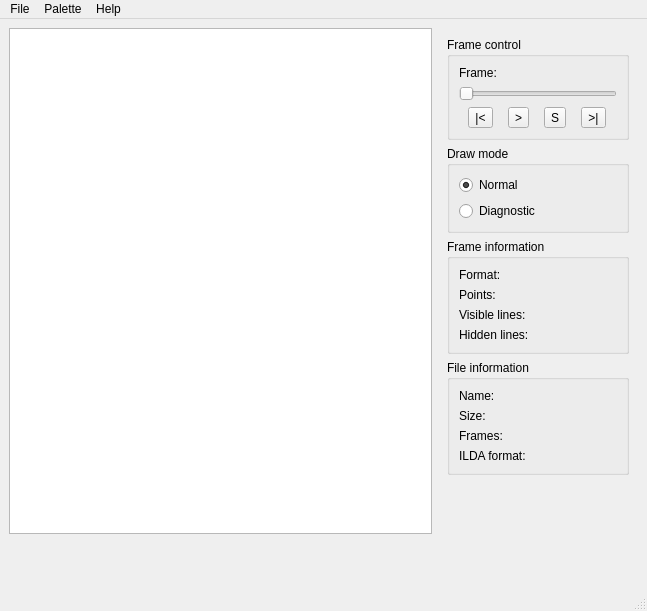
This is trunk/src/MainWindow.ui in themarcassin/zilda as Qt 5 draws it before an edit. The edited form follows.
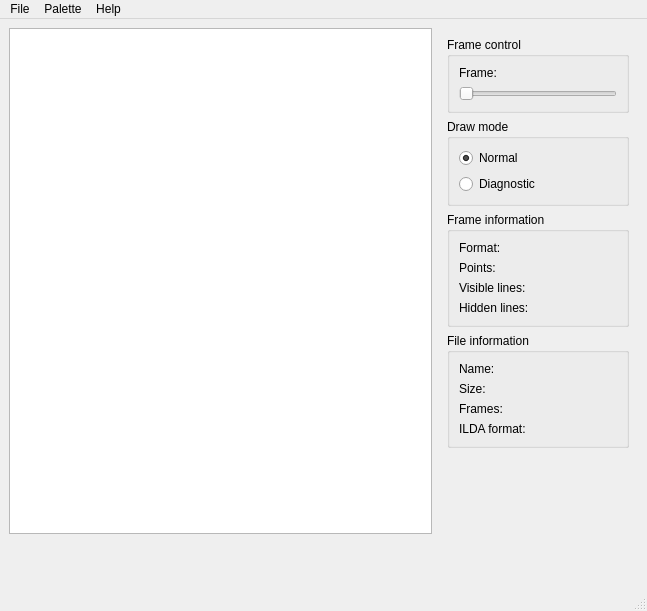
This is the edited form. Icons and pictures are not drawn. Custom widgets are drawn as their Qt base class.

What changed in the file:
```diff
--- a/trunk/src/MainWindow.ui
+++ b/trunk/src/MainWindow.ui
@@ -143,54 +143,6 @@
             </property>
            </widget>
           </item>
-          <item>
-           <layout class="QHBoxLayout" name="horizontalLayout">
-            <item>
-             <widget class="QToolButton" name="firstFrameButton">
-              <property name="text">
-               <string>|&lt;</string>
-              </property>
-              <property name="icon">
-               <iconset resource="../zilda.qrc">
-                <normaloff>:/data/icons/First.png</normaloff>:/data/icons/First.png</iconset>
-              </property>
-             </widget>
-            </item>
-            <item>
-             <widget class="QToolButton" name="playButton">
-              <property name="text">
-               <string>&gt;</string>
-              </property>
-              <property name="icon">
-               <iconset resource="../zilda.qrc">
-                <normaloff>:/data/icons/Play.png</normaloff>:/data/icons/Play.png</iconset>
-              </property>
-             </widget>
-            </item>
-            <item>
-             <widget class="QToolButton" name="stopButton">
-              <property name="text">
-               <string>S</string>
-              </property>
-              <property name="icon">
-               <iconset resource="../zilda.qrc">
-                <normaloff>:/data/icons/Stop.png</normaloff>:/data/icons/Stop.png</iconset>
-              </property>
-             </widget>
-            </item>
-            <item>
-             <widget class="QToolButton" name="lastFrameButton">
-              <property name="text">
-               <string>&gt;|</string>
-              </property>
-              <property name="icon">
-               <iconset resource="../zilda.qrc">
-                <normaloff>:/data/icons/Last.png</normaloff>:/data/icons/Last.png</iconset>
-              </property>
-             </widget>
-            </item>
-           </layout>
-          </item>
          </layout>
         </widget>
        </item>
```
Left out of the diff: 2 changed lines with no effect on the pictures.
